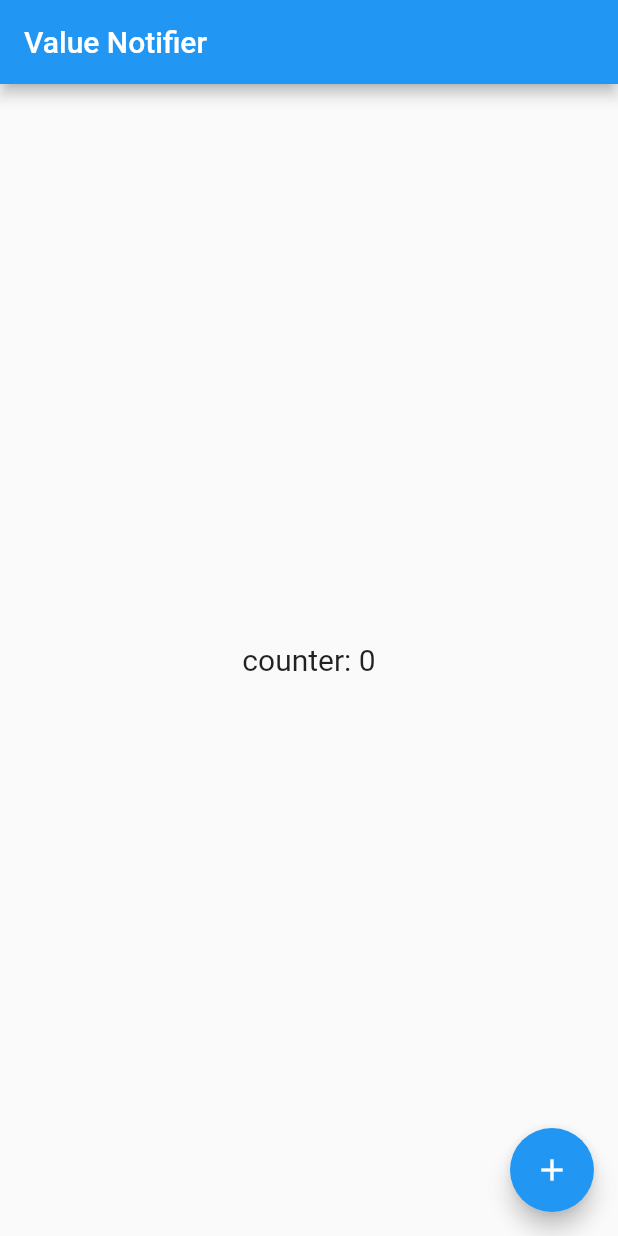
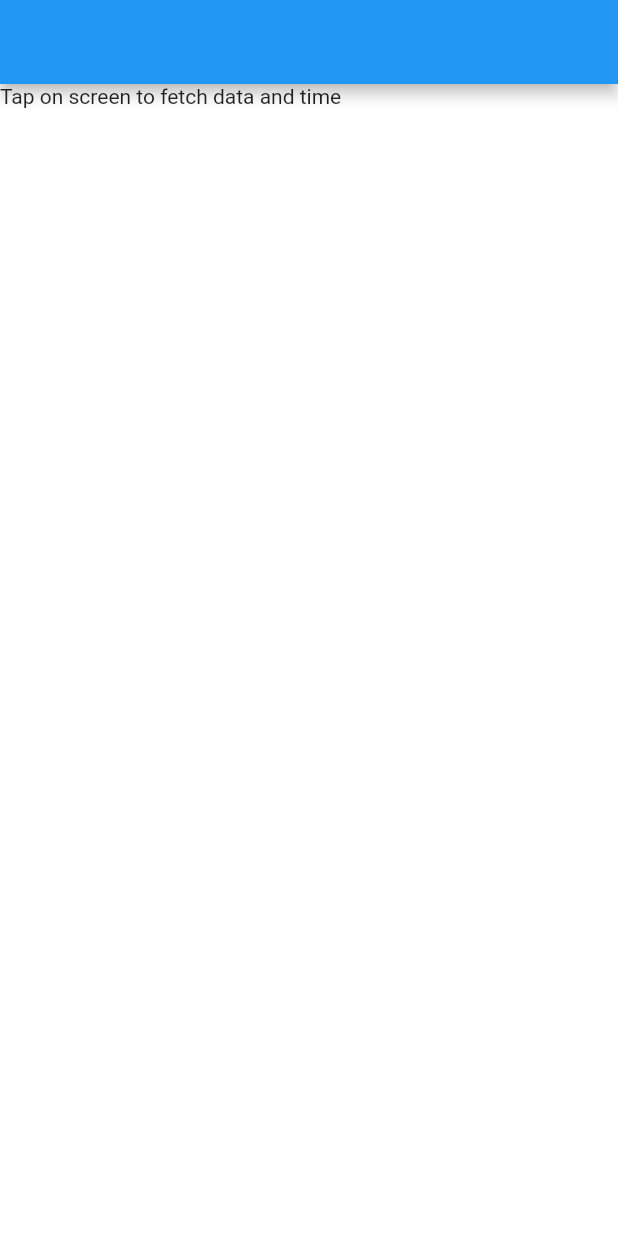
Before and after one commit to samievghayrat/flutter_api1, a Flutter app: the screen it shows after launch, on a phone screen of 412 x 824 dp. Run offline on Flutter 3.47's test engine with Material 2 defaults, Android fonts, the phone set to English and light mode, and no system bars.

Commit message:
Checking current time with Inherited Widget and Api

```diff
--- a/lib/main.dart
+++ b/lib/main.dart
@@ -7,9 +7,28 @@
       title: 'Flutter Demo',
       theme: ThemeData(primarySwatch: Colors.blue),
       debugShowCheckedModeBanner: false,
-      home: const HomePage(),
+      home: ApiProvider(api: Api(), child: const HomePage()),
     ),
   );
+}
+
+class ApiProvider extends InheritedWidget {
+  final Api api;
+  final String uuid;
+
+  ApiProvider({Key? key, required this.api, required Widget child})
+      : uuid = const Uuid().v4(),
+        super(key: key, child: child);
+
+  @override
+  bool updateShouldNotify(covariant ApiProvider oldWidget) {
+    // TODO: implement updateShouldNotify
+    return uuid != oldWidget.uuid;
+  }
+
+  static ApiProvider of(BuildContext context) {
+    return context.dependOnInheritedWidgetOfExactType<ApiProvider>()!;
+  }
 }
 
 class HomePage extends StatefulWidget {
@@ -20,40 +39,57 @@
 }
 
 class _HomePageState extends State<HomePage> {
-  late final _incrementCounter = ValueNotifier<int>(0);
+  ValueKey _textKey = const ValueKey<String?>(null);
 
   @override
   Widget build(BuildContext context) {
     return Scaffold(
       appBar: AppBar(
-        title: const Text("Value Notifier"),
+        centerTitle: true,
+        title: Text(ApiProvider.of(context).api.dateAndTime ?? ''),
       ),
-      body: Center(
-        child: ValueListenableBuilder(
-          valueListenable: _incrementCounter,
-          builder: (context, value, _) {
-            return Text('counter: $value', style: titleStyle,);
-          },
+      body: GestureDetector(
+        onTap: () async {
+          final api = ApiProvider.of(context).api;
+          final dateAndTime = await api.getDateAndTime();
+          setState(() {
+            _textKey = ValueKey(dateAndTime);
+          });
+        },
+        child: SizedBox.expand(
+          child: Container(
+            child: DateTimeWidget(
+              key: _textKey,
+            ),
+            color: Colors.white,
+          ),
         ),
-      ),
-      floatingActionButton: FloatingActionButton(
-        child: const Icon(Icons.add),
-        onPressed: () {
-          setState(
-            () {
-              _incrementCounter.value++;
-              // _incrementCounter++;
-            },
-          );
-        },
       ),
     );
   }
+}
+
+class DateTimeWidget extends StatelessWidget {
+  const DateTimeWidget({Key? key}) : super(key: key);
 
   @override
-  void dispose() {
-    _incrementCounter.dispose();
-    super.dispose();
+  Widget build(BuildContext context) {
+    final api = ApiProvider.of(context).api;
+    return Text(api.dateAndTime ?? 'Tap on screen to fetch data and time');
+  }
+}
+
+class Api {
+  String? dateAndTime;
+
+  Future<String> getDateAndTime() {
+    return Future.delayed(
+      const Duration(seconds: 1),
+      () => DateTime.now().toIso8601String(),
+    ).then((value) {
+      dateAndTime = value;
+      return value;
+    });
   }
 }
 
```
